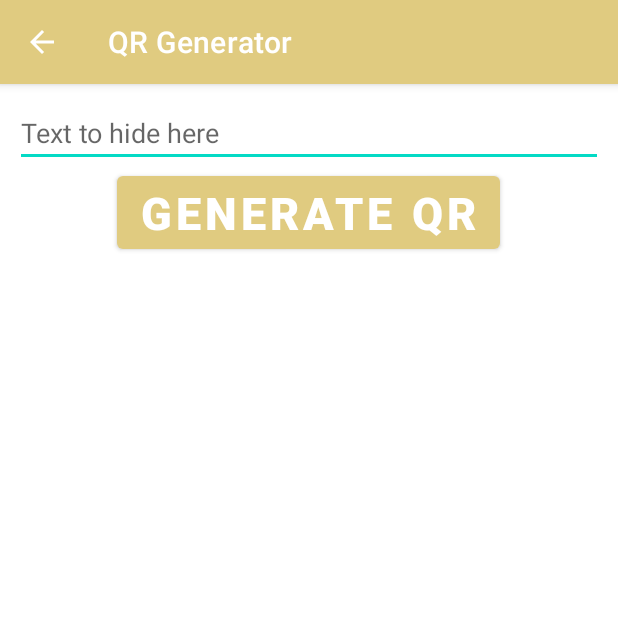
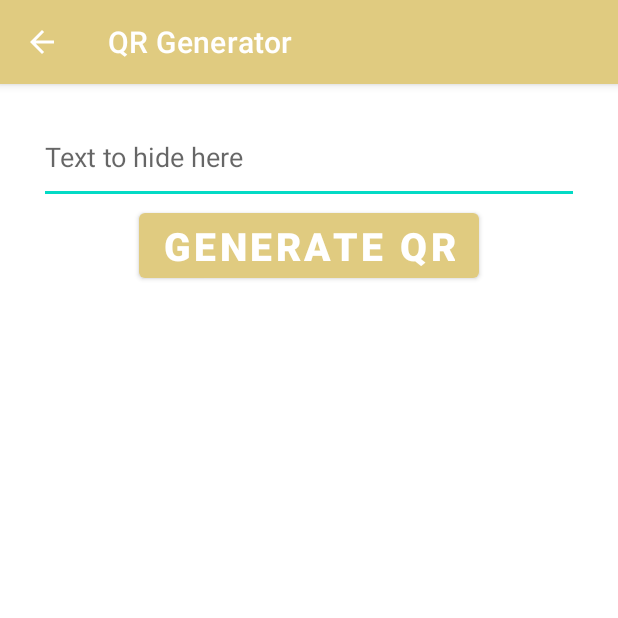
Before and after one commit to kylehustek/stegosaur, an Android app: the QRGen screen opened directly, with no data from a screen before it, on a phone screen of 412 x 824 dp, the top half of it. Run offline under Robolectric (Android 15) with nearby library versions, the phone set to English and light mode, and no system bars; our stand-ins replace sdp/ssp sizes.

Commit message:
Fixed scaling issues

```diff
--- a/app/build.gradle
+++ b/app/build.gradle
@@ -35,6 +35,7 @@ android {
 
 dependencies {
 
+    implementation 'com.intuit.sdp:sdp-android:1.0.5'
     implementation 'com.google.zxing:core:3.4.0'
     implementation "org.jetbrains.kotlin:kotlin-stdlib:$kotlin_version"
     implementation 'androidx.core:core-ktx:1.2.0'
--- a/app/src/main/res/layout/activity_q_r_gen.xml
+++ b/app/src/main/res/layout/activity_q_r_gen.xml
@@ -6,7 +6,7 @@
     android:layout_height="match_parent"
     android:layout_gravity="center_horizontal"
     android:orientation="vertical"
-    android:padding="10dp"
+    android:padding="@dimen/_20sdp"
     tools:context=".QRGen">
 
     <EditText
@@ -14,6 +14,7 @@
         android:layout_width="match_parent"
         android:layout_height="wrap_content"
         android:hint="@string/text_to_hide_here"
+        android:paddingBottom="@dimen/_15sdp"
         />
 
     <Button
@@ -22,8 +23,9 @@
         android:id="@+id/qr_create_button"
         android:layout_gravity="center_horizontal"
         android:text="@string/generate_qr"
-        android:textSize="30sp"
+        android:textSize="@dimen/_20sdp"
         android:textStyle="bold"
+
         />
 
     <ImageView
--- a/app/src/main/res/values/strings.xml
+++ b/app/src/main/res/values/strings.xml
@@ -11,5 +11,6 @@
     <string name="generate_qr">Generate QR</string>
     <string name="decode_image">Decode Image</string>
     <string name="encode_image">Encode Image</string>
+    <string name="welcome_to_stegosaur">Welcome to Stegosaur!</string>
 
 </resources>
```
